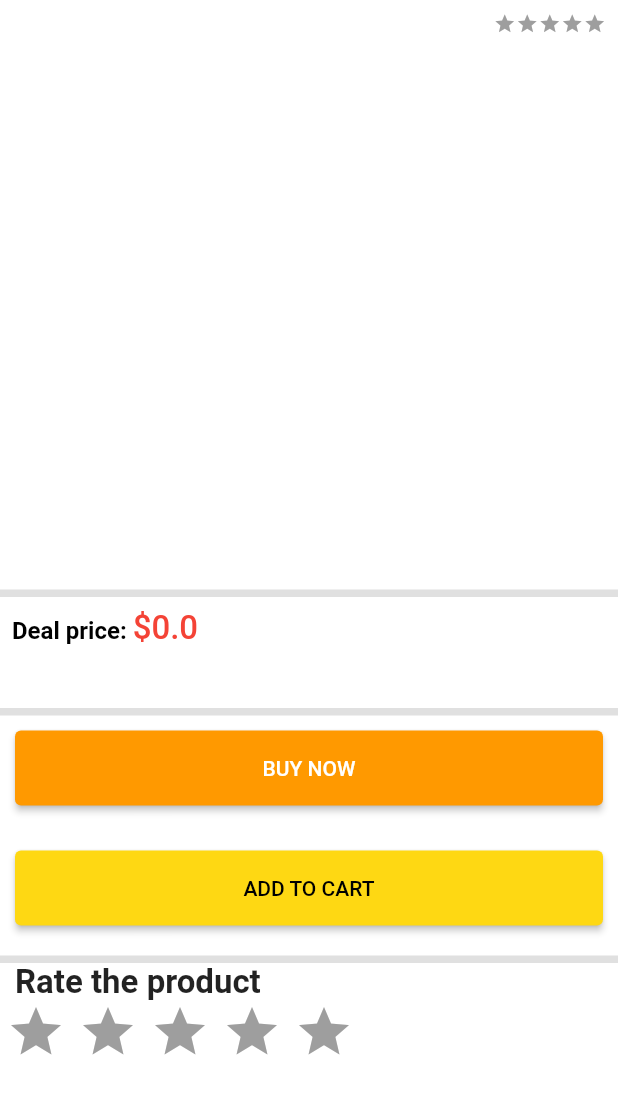
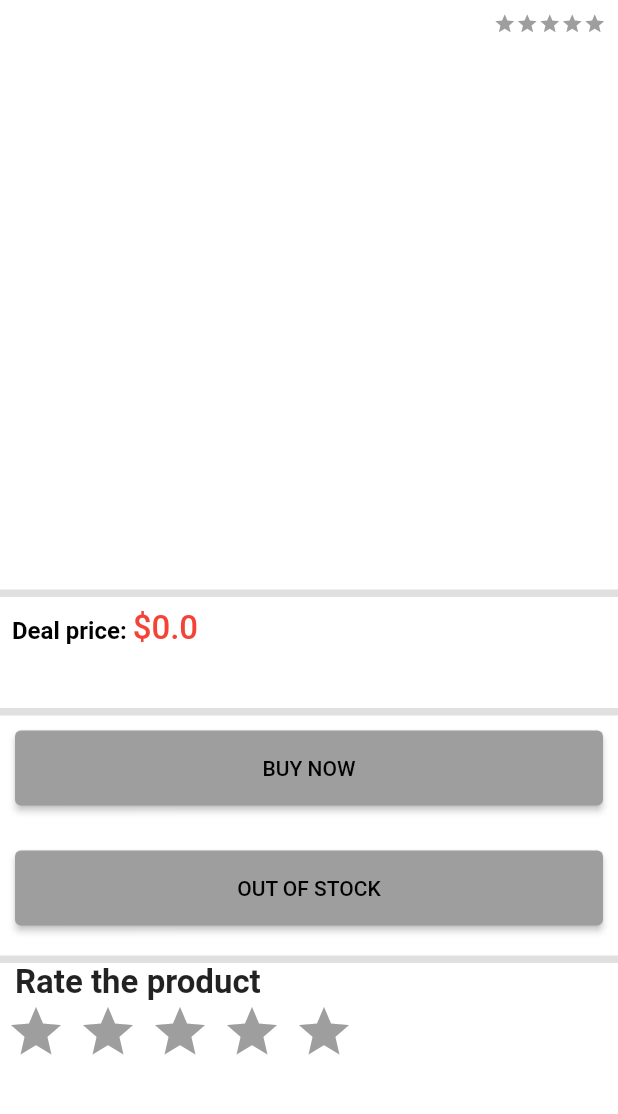
Before and after one commit to fbatisteti/E-Comm, a Flutter app: the ProductDetailsScreen screen opened directly with empty values, on a phone screen of 412 x 824 dp, the part 90-1204 px from its top. Run offline on Flutter 3.47's test engine with Material 2 defaults, Android fonts, the phone set to English and light mode, and no system bars; drawn by our look-alikes of carousel_slider, flutter_rating_bar; our stand-ins replace badges, charts_flutter_new, dotted_border, file_picker, shared_preferences; missing offline and left inert: cloudinary_public, pay; accounts and stored records are empty.

Commit message:
melhorias na tela de detalhes do produto

```diff
--- a/ecomm/lib/features/product_details/screens/product_details_screen.dart
+++ b/ecomm/lib/features/product_details/screens/product_details_screen.dart
@@ -4,6 +4,7 @@ import 'package:ecomm/common/widgets/custom_button.dart';
 import 'package:ecomm/common/widgets/search_bar.dart';
 import 'package:ecomm/common/widgets/stars.dart';
 import 'package:ecomm/constants/global_variables.dart';
+import 'package:ecomm/constants/utils.dart';
 import 'package:ecomm/features/product_details/services/product_details_services.dart';
 import 'package:ecomm/features/search/screens/search_screen.dart';
 import 'package:ecomm/models/product.dart';
@@ -15,17 +16,16 @@ import 'package:provider/provider.dart';
 class ProductDetailsScreen extends StatefulWidget {
   static const String routeName = '/product-details';
   final Product product;
-  const ProductDetailsScreen({
-    Key? key,
-    required this.product
-  }) : super(key: key);
+  const ProductDetailsScreen({Key? key, required this.product})
+      : super(key: key);
 
   @override
   _ProductDetailsScreenState createState() => _ProductDetailsScreenState();
 }
 
 class _ProductDetailsScreenState extends State<ProductDetailsScreen> {
-  final ProductDetailsServices productDetailsServices = ProductDetailsServices();
+  final ProductDetailsServices productDetailsServices =
+      ProductDetailsServices();
   double avgRating = 0;
   double myRating = 0;
 
@@ -33,11 +33,14 @@ class _ProductDetailsScreenState extends State<ProductDetailsScreen> {
   void initState() {
     super.initState();
 
-    double  totalRating = 0;
-    for (int i = 0; i < widget.product.rating!.length; i ++) {
-      totalRating += widget.product.rating![i].rating; // recebe todas as avaliações e soma
+    double totalRating = 0;
+    for (int i = 0; i < widget.product.rating!.length; i++) {
+      totalRating +=
+          widget.product.rating![i].rating; // recebe todas as avaliações e soma
 
-      if (widget.product.rating![i].userId == Provider.of<UserProvider>(context, listen: false).user.id) { // e se for a avaliação do usuário, separa
+      if (widget.product.rating![i].userId ==
+          Provider.of<UserProvider>(context, listen: false).user.id) {
+        // e se for a avaliação do usuário, separa
         myRating = widget.product.rating![i].rating;
       }
     }
@@ -53,12 +56,33 @@ class _ProductDetailsScreenState extends State<ProductDetailsScreen> {
 
   void addToCart() {
     productDetailsServices.addToCart(context: context, product: widget.product);
+
+    showSnackBar(context, "Added 1x ${widget.product.name} to cart");
+    showSnackBar(
+        context, "Keep buying! You can change quantity during checkout");
+
+    Navigator.pop(context);
+  }
+
+  void cantAddToCart() {
+    showSnackBar(context, "Out of stock...");
+  }
+
+  void showRating() {
+    String showRate = "Rated ${avgRating.toStringAsFixed(2)} out of 5";
+
+    if (myRating > 0)
+      showRate = "$showRate (you rated ${myRating.toStringAsFixed(2)})";
+
+    showSnackBar(context, showRate);
   }
 
   @override
   Widget build(BuildContext context) {
     return Scaffold(
-      appBar: const CustomAppBar(child: SearchBar(),),
+      appBar: const CustomAppBar(
+        child: SearchBar(),
+      ),
       body: SingleChildScrollView(
         child: Column(
           crossAxisAlignment: CrossAxisAlignment.start,
@@ -69,7 +93,10 @@ class _ProductDetailsScreenState extends State<ProductDetailsScreen> {
                 mainAxisAlignment: MainAxisAlignment.spaceBetween,
                 children: [
                   Text(widget.product.id!),
-                  Stars(rating: avgRating),
+                  GestureDetector(
+                    onTap: showRating,
+                    child: Stars(rating: avgRating),
+                  ),
                 ],
               ),
             ),
@@ -81,8 +108,7 @@ class _ProductDetailsScreenState extends State<ProductDetailsScreen> {
               ),
             ),
             CarouselSlider(
-              items: widget.product.images.map(
-                  (i) {
+              items: widget.product.images.map((i) {
                 return Builder(
                   builder: (BuildContext context) => Image.network(
                     i,
@@ -131,23 +157,44 @@ class _ProductDetailsScreenState extends State<ProductDetailsScreen> {
               color: Colors.black12,
               height: 5,
             ),
-            Padding(
+            (widget.product.quantity > 0)
+                ? Padding(
                     padding: const EdgeInsets.all(10),
                     child: CustomButton(
                         text: "BUY NOW",
-                onTap: () {}
+                        onTap: () {
+                          showSnackBar(
+                              context, "Instant purchase not implemented");
+                        }),
+                  )
+                : Padding(
+                    padding: const EdgeInsets.all(10),
+                    child: CustomButton(
+                        text: "BUY NOW",
+                        color: Colors.grey,
+                        onTap: cantAddToCart),
                   ),
+            const SizedBox(
+              height: 10,
             ),
-            const SizedBox(height: 10,),
-            Padding(
+            (widget.product.quantity > 0)
+                ? Padding(
                     padding: const EdgeInsets.all(10),
                     child: CustomButton(
                         text: "ADD TO CART",
                         color: const Color.fromRGBO(254, 216, 19, 1),
-                onTap: addToCart
+                        onTap: addToCart),
+                  )
+                : Padding(
+                    padding: const EdgeInsets.all(10),
+                    child: CustomButton(
+                        text: "OUT OF STOCK",
+                        color: Colors.grey,
+                        onTap: cantAddToCart),
                   ),
+            const SizedBox(
+              height: 10,
             ),
-            const SizedBox(height: 10,),
             Container(
               color: Colors.black12,
               height: 5,
@@ -165,7 +212,10 @@ class _ProductDetailsScreenState extends State<ProductDetailsScreen> {
               direction: Axis.horizontal,
               itemCount: 5,
               itemPadding: const EdgeInsets.symmetric(horizontal: 4),
-              itemBuilder: (context, _) => const Icon(Icons.star, color: GlobalVariables.secondaryColor,),
+              itemBuilder: (context, _) => const Icon(
+                Icons.star,
+                color: GlobalVariables.secondaryColor,
+              ),
               onRatingUpdate: (rating) {
                 productDetailsServices.rateProduct(
                   context: context,
```
Also changed, not shown: ecomm/lib/features/product_details/services/product_details_services.dart (+6 -6 lines), 1 other file. Lines whose indentation alone changed are shown as unchanged.
